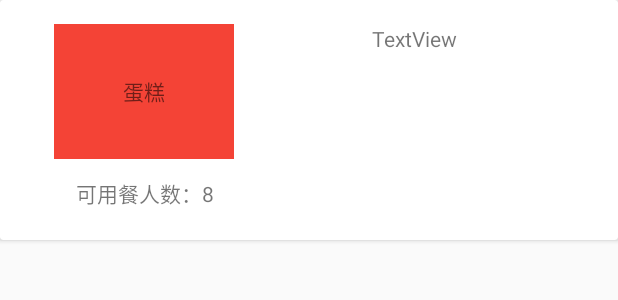
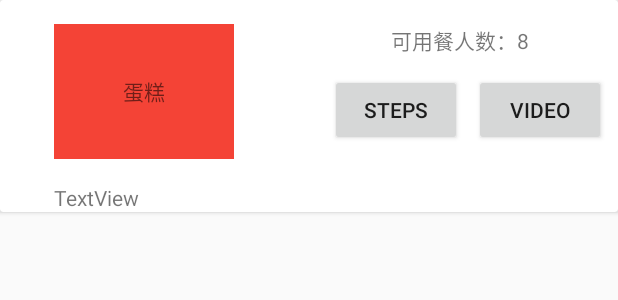
Before and after one commit to MilkZS/Baking, an Android app: the layout fragment_card_food_recipe.xml on its own in the app's theme, with its tools: preview values and no code run, on a phone screen of 412 x 824 dp. Shown: the top 300 px of the screen. Run offline under Robolectric (Android 15) with nearby library versions, the phone set to English and light mode, and no system bars.

Commit message:
Update db

```diff
--- a/app/src/main/AndroidManifest.xml
+++ b/app/src/main/AndroidManifest.xml
@@ -1,6 +1,6 @@
 <?xml version="1.0" encoding="utf-8"?>
 <manifest xmlns:android="http://schemas.android.com/apk/res/android"
-    package="com.example.android.baking" >
+    package="com.example.android.baking">
 
     <uses-permission android:name="android.permission.INTERNET" />
 
@@ -10,8 +10,8 @@
         android:label="@string/app_name"
         android:roundIcon="@mipmap/ic_launcher_round"
         android:supportsRtl="true"
-        android:theme="@style/AppTheme" >
-        <activity android:name=".BakingMainActivity" >
+        android:theme="@style/AppTheme">
+        <activity android:name=".BakingMainActivity">
             <intent-filter>
                 <action android:name="android.intent.action.MAIN" />
 
@@ -19,14 +19,16 @@
             </intent-filter>
         </activity>
 
-        <service android:name=".sync.RecipeIntentService"
-            android:exported="false"/>
+        <service
+            android:name=".sync.RecipeIntentService"
+            android:exported="false" />
 
         <provider
             android:name=".db.RecipeProvider"
             android:authorities="com.example.android.baking"
-            android:exported="false"/>
+            android:exported="false" />
 
+        <activity android:name=".IntegredientActivity"></activity>
     </application>
 
 </manifest>
--- a/app/src/main/java/com/example/android/baking/db/RecipeDBHelper.java
+++ b/app/src/main/java/com/example/android/baking/db/RecipeDBHelper.java
@@ -11,7 +11,7 @@ import android.database.sqlite.SQLiteOpenHelper;
 public class RecipeDBHelper extends SQLiteOpenHelper {
 
     private static final String DATABASE_NAME = "Recipe.db";
-    private static final int VERSION = 1;
+    private static final int VERSION = 2;
 
     public RecipeDBHelper(Context context) {
         super(context, DATABASE_NAME, null, VERSION);
@@ -29,7 +29,8 @@ public class RecipeDBHelper extends SQLiteOpenHelper {
                 + RecipeContract.RecipeInfo.COLUMN_NAME + ","
                 + RecipeContract.RecipeInfo.COLUMN_STEP +  ","
                 + RecipeContract.RecipeInfo.COLUMN_SERVINGS  + ","
-                + RecipeContract.RecipeInfo.COLUMN_INGREDIENTS
+                + RecipeContract.RecipeInfo.COLUMN_INGREDIENTS + ","
+                + RecipeContract.RecipeInfo.COLUMN_JUDGE
                 + " ); ";
     }
 
--- /dev/null
+++ b/app/src/main/res/layout/activity_integredient.xml
@@ -0,0 +1,9 @@
+<?xml version="1.0" encoding="utf-8"?>
+<android.support.constraint.ConstraintLayout xmlns:android="http://schemas.android.com/apk/res/android"
+    xmlns:app="http://schemas.android.com/apk/res-auto"
+    xmlns:tools="http://schemas.android.com/tools"
+    android:layout_width="match_parent"
+    android:layout_height="match_parent"
+    tools:context="com.example.android.baking.IntegredientActivity">
+
+</android.support.constraint.ConstraintLayout>
--- a/app/src/main/res/layout/fragment_card_food_recipe.xml
+++ b/app/src/main/res/layout/fragment_card_food_recipe.xml
@@ -10,7 +10,7 @@
 
         <android.support.constraint.ConstraintLayout
             android:layout_width="match_parent"
-            android:layout_height="160dp">
+            android:layout_height="wrap_content">
 
             <TextView
                 android:id="@+id/food_name_text_view"
@@ -26,32 +26,54 @@
                 app:layout_constraintTop_toTopOf="parent"
                 tools:text="@string/designed_show_name_recipe" />
 
-
-
-
             <TextView
                 android:id="@+id/food_serving_text_view"
                 android:layout_width="114dp"
                 android:layout_height="25dp"
-                android:layout_marginLeft="40dp"
-                android:layout_marginStart="40dp"
-                android:layout_marginTop="12dp"
+                android:layout_marginEnd="48dp"
+                android:layout_marginTop="16dp"
                 android:gravity="center_horizontal"
                 android:text="TextView"
-                app:layout_constraintStart_toStartOf="parent"
-                app:layout_constraintTop_toBottomOf="@+id/food_name_text_view"
-                tools:text="@string/designed_show_serving" />
+                app:layout_constraintEnd_toEndOf="parent"
+                app:layout_constraintTop_toTopOf="parent"
+                tools:text="@string/designed_show_serving"
+                android:layout_marginRight="48dp" />
 
             <TextView
-                android:id="@+id/food_step_textView"
-                android:layout_width="132dp"
-                android:layout_height="137dp"
-                android:layout_marginEnd="32dp"
+                android:id="@+id/food_ingredients_textView"
+                android:layout_width="0dp"
+                android:layout_height="wrap_content"
+                android:layout_marginEnd="8dp"
+                android:layout_marginStart="36dp"
                 android:layout_marginTop="16dp"
                 android:text="TextView"
                 app:layout_constraintEnd_toEndOf="parent"
-                app:layout_constraintTop_toTopOf="parent"
-                android:layout_marginRight="32dp" />
+                app:layout_constraintStart_toStartOf="parent"
+                app:layout_constraintTop_toBottomOf="@+id/food_name_text_view"
+                android:layout_marginLeft="36dp"
+                android:layout_marginRight="8dp" />
+
+            <Button
+                android:id="@+id/button"
+                android:layout_width="wrap_content"
+                android:layout_height="wrap_content"
+                android:layout_marginEnd="8dp"
+                android:layout_marginTop="8dp"
+                android:text="steps"
+                app:layout_constraintEnd_toStartOf="@+id/button2"
+                app:layout_constraintTop_toBottomOf="@+id/food_serving_text_view"
+                android:layout_marginRight="8dp" />
+
+            <Button
+                android:id="@+id/button2"
+                android:layout_width="wrap_content"
+                android:layout_height="wrap_content"
+                android:layout_marginEnd="8dp"
+                android:layout_marginTop="8dp"
+                android:text="video"
+                app:layout_constraintEnd_toEndOf="parent"
+                app:layout_constraintTop_toBottomOf="@+id/food_serving_text_view"
+                android:layout_marginRight="8dp" />
 
         </android.support.constraint.ConstraintLayout>
 
--- a/app/src/main/res/values/strings.xml
+++ b/app/src/main/res/values/strings.xml
@@ -1,7 +1,9 @@
 <resources>
     <string name="app_name">Baking</string>
 
-    <!--  -->
+    <!-- main UI  -->
+    <string name="main_activity_show_serving">servings ：</string>
+
 
     <!-- used for designed -->
     <string name="designed_show_name_recipe">蛋糕</string>
```
